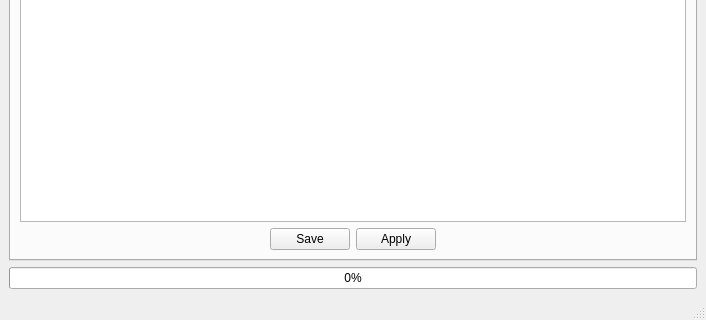
fluxer/bfp, file src/spmd/gui.ui: the form before one commit; both pictures show x 0 to 706 and y 185 to 505 of the 706 by 505 pixel window.
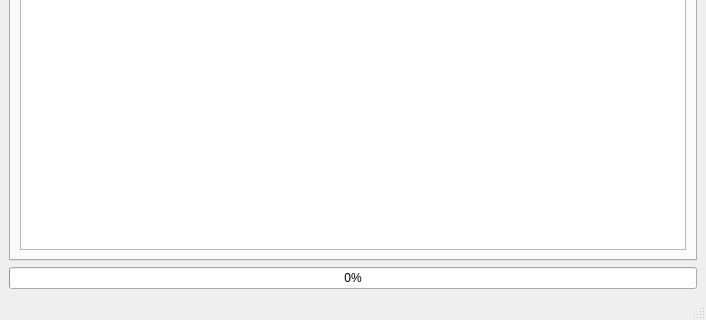
The form after the commit. The open tabs and pages were chosen to show the change. Icons and pictures are not drawn.

```diff
--- a/src/spmd/gui.ui
+++ b/src/spmd/gui.ui
@@ -503,45 +503,7 @@
         <string>Options</string>
        </attribute>
        <layout class="QGridLayout" name="gridLayout_8">
-        <item row="1" column="1">
-         <widget class="QPushButton" name="OptSaveButton">
-          <property name="text">
-           <string>Save</string>
-          </property>
-          <property name="icon">
-           <iconset theme="document-save">
-            <normaloff/>
-           </iconset>
-          </property>
-         </widget>
-        </item>
-        <item row="1" column="0">
-         <spacer name="horizontalSpacer_9">
-          <property name="orientation">
-           <enum>Qt::Horizontal</enum>
-          </property>
-          <property name="sizeHint" stdset="0">
-           <size>
-            <width>40</width>
-            <height>20</height>
-           </size>
-          </property>
-         </spacer>
-        </item>
-        <item row="1" column="3">
-         <spacer name="horizontalSpacer_10">
-          <property name="orientation">
-           <enum>Qt::Horizontal</enum>
-          </property>
-          <property name="sizeHint" stdset="0">
-           <size>
-            <width>40</width>
-            <height>20</height>
-           </size>
-          </property>
-         </spacer>
-        </item>
-        <item row="0" column="0" colspan="4">
+        <item row="0" column="0" colspan="2">
          <widget class="QTreeWidget" name="OptionsTree">
           <property name="sortingEnabled">
            <bool>true</bool>
@@ -561,16 +523,6 @@
           </column>
          </widget>
         </item>
-        <item row="1" column="2">
-         <widget class="QPushButton" name="OptApplyButton">
-          <property name="text">
-           <string>Apply</string>
-          </property>
-          <property name="icon">
-           <iconset theme="applications-development"/>
-          </property>
-         </widget>
-        </item>
        </layout>
       </widget>
       <widget class="QWidget" name="preferences">
```
Left out of the diff: 5 changed lines with no effect on the pictures.
